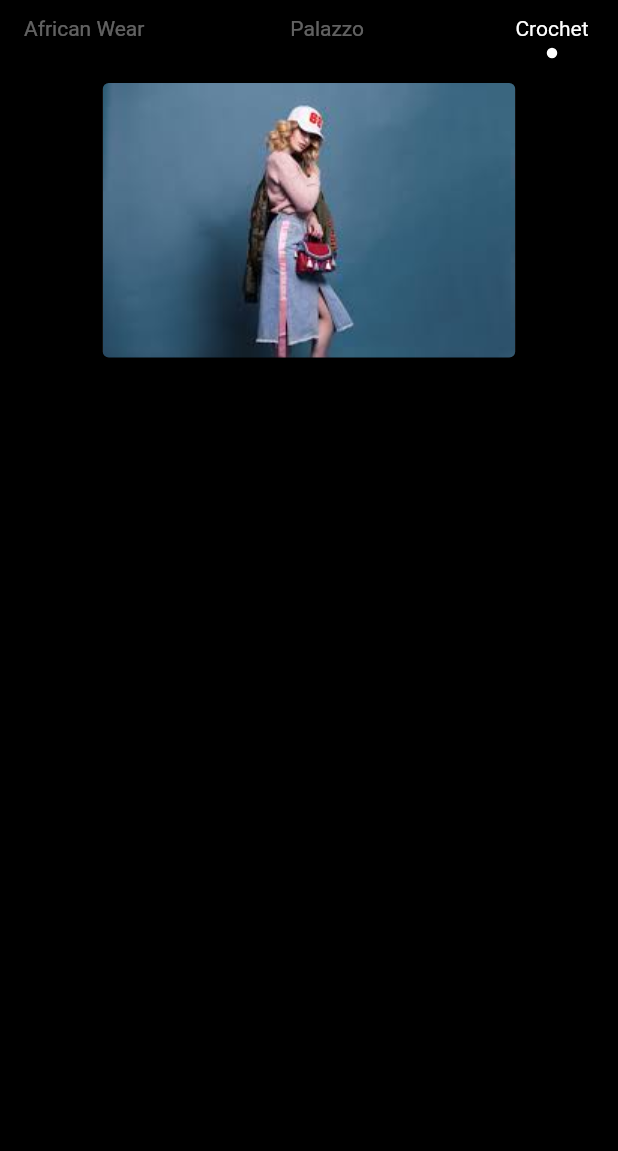
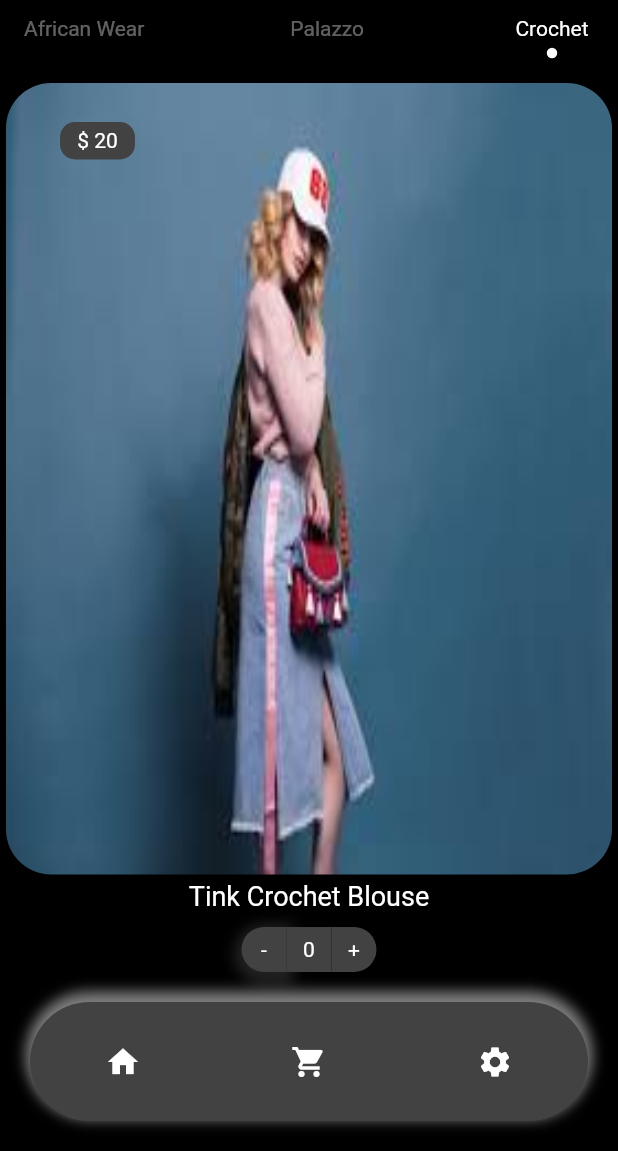
Before and after one commit to enaannan/fashion_shop, a Flutter app: the screen it shows after launch, after a tap on "Login", on a phone screen of 412 x 824 dp, the part 85-1236 px from its top. Run offline on Flutter 3.47's test engine with Material 2 defaults, Android fonts, the phone set to English and light mode, and no system bars.

Commit message:
added the products screen

```diff
--- /dev/null
+++ b/lib/components/BottomMenuButton.dart
@@ -0,0 +1,79 @@
+import 'package:flutter/material.dart';
+
+class BottomMenuButton extends StatefulWidget {
+  @override
+  _BottomMenuButtonState createState() => _BottomMenuButtonState();
+}
+
+class _BottomMenuButtonState extends State<BottomMenuButton> {
+  int counter = 0;
+  @override
+  Widget build(BuildContext context) {
+    return Padding(
+      padding: const EdgeInsets.all(20.0),
+      child: Container(
+        decoration: BoxDecoration(
+          borderRadius: BorderRadiusDirectional.only(
+              topStart: Radius.circular(50.0),
+              bottomStart: Radius.circular(50.0),
+              topEnd: Radius.circular(50.0),
+              bottomEnd: Radius.circular(50.0)),
+          boxShadow: [
+            BoxShadow(
+                color: Colors.white.withOpacity(0.5),
+                blurRadius: 7,
+                spreadRadius: 3.0,
+                offset: Offset(0, -4))
+          ],
+        ),
+        child: Row(
+//          mainAxisAlignment: MainAxisAlignment.center,
+          crossAxisAlignment: CrossAxisAlignment.stretch,
+          children: <Widget>[
+            Expanded(
+              child: InkWell(
+                onTap: () {},
+                child: Container(
+                  child: Icon(Icons.home),
+                  decoration: BoxDecoration(
+                    borderRadius: BorderRadiusDirectional.only(
+                        topStart: Radius.circular(50.0),
+                        bottomStart: Radius.circular(50.0)),
+                    color: Color(0xFF424242),
+                  ),
+                ),
+              ),
+            ),
+            Expanded(
+              child: Container(
+                child: Icon(Icons.shopping_cart),
+                decoration: BoxDecoration(
+                  color: Color(0xFF424242),
+                ),
+              ),
+            ),
+            Expanded(
+              child: InkWell(
+                  onTap: () {
+                    setState(() {
+                      counter++;
+                    });
+                  },
+                  child: Container(
+                    child: Icon(Icons.settings),
+                    decoration: BoxDecoration(
+                      borderRadius: BorderRadiusDirectional.only(
+                          bottomEnd: Radius.circular(50.0),
+                          topEnd: Radius.circular(50.0)),
+                      color: Color(0xFF424242),
+                    ),
+                  )),
+            )
+          ],
+        ),
+      ),
+    );
+
+//    );
+  }
+}
--- /dev/null
+++ b/lib/components/PriceCard.dart
@@ -0,0 +1,20 @@
+import 'package:flutter/material.dart';
+
+class PriceCard extends StatelessWidget {
+  final String price;
+  PriceCard({@required this.price});
+
+  @override
+  Widget build(BuildContext context) {
+    return Container(
+//                      alignment: Alignment(10, 10),
+      width: 50.0,
+      height: 25.0,
+      child: Center(child: Text(price)),
+
+      decoration: BoxDecoration(
+          color: Color(0xFF424242),
+          borderRadius: BorderRadius.all(Radius.circular(10.0))),
+    );
+  }
+}
--- /dev/null
+++ b/lib/components/QuantityCounterButton.dart
@@ -0,0 +1,70 @@
+import 'package:flutter/material.dart';
+
+class QuantityCounterButton extends StatefulWidget {
+  @override
+  _QuantityCounterButtonState createState() => _QuantityCounterButtonState();
+}
+
+class _QuantityCounterButtonState extends State<QuantityCounterButton> {
+  int counter = 0;
+  @override
+  Widget build(BuildContext context) {
+    return Padding(
+      padding: const EdgeInsets.only(top: 10.0),
+      child: Row(
+        mainAxisAlignment: MainAxisAlignment.center,
+        children: <Widget>[
+          InkWell(
+            onTap: () {
+              setState(() {
+                counter--;
+              });
+            },
+            child: Container(
+              height: 30.0,
+              width: 30.0,
+              child: Center(child: Text(' - ')),
+              decoration: BoxDecoration(
+                borderRadius: BorderRadiusDirectional.only(
+                    topStart: Radius.circular(20.0),
+                    bottomStart: Radius.circular(20.0)),
+                color: Color(0xFF424242),
+                boxShadow: [
+                  BoxShadow(
+                      color: Color(0xFF424242).withOpacity(0.5),
+                      blurRadius: 7,
+                      spreadRadius: 5.0,
+                      offset: Offset(0, 3))
+                ],
+              ),
+            ),
+          ),
+          Container(
+            height: 30.0,
+            width: 30.0,
+            child: Center(child: Text(counter.toString())),
+            decoration: BoxDecoration(color: Color(0xFF424242)),
+          ),
+          InkWell(
+              onTap: () {
+                setState(() {
+                  counter++;
+                });
+              },
+              child: Container(
+                height: 30.0,
+                width: 30.0,
+                child: Center(child: Text(' + ')),
+                decoration: BoxDecoration(
+                    borderRadius: BorderRadiusDirectional.only(
+                        bottomEnd: Radius.circular(20.0),
+                        topEnd: Radius.circular(20.0)),
+                    color: Color(0xFF424242)),
+              ))
+        ],
+      ),
+    );
+
+//    );
+  }
+}
--- a/lib/screens/login_screen.dart
+++ b/lib/screens/login_screen.dart
@@ -8,14 +8,19 @@ class LoginScreen extends StatelessWidget {
         crossAxisAlignment: CrossAxisAlignment.stretch,
         children: <Widget>[
           Expanded(
+            flex: 1,
             child: Padding(
-              padding:
-                  const EdgeInsets.symmetric(vertical: 61.0, horizontal: 25.0),
+              padding: const EdgeInsets.only(
+                  top: 61.0, bottom: 61.0, left: 25.0, right: 25.0),
               child: Image(
                 image: AssetImage('images/Kizita Logo.png'),
               ),
             ),
           ),
+          Expanded(
+              flex: 1,
+              child: Column(
+                children: <Widget>[
                   InputTextField(
                     textHint: 'email',
                     textObscure: false,
@@ -26,16 +31,18 @@ class LoginScreen extends StatelessWidget {
                     textObscure: true,
                   ),
                   Padding(
-              padding:
-                  const EdgeInsets.symmetric(vertical: 50.0, horizontal: 90.0),
+                      padding: const EdgeInsets.symmetric(
+                          vertical: 50.0, horizontal: 90.0),
                       child: Container(
                         height: 55,
                         child: OutlineButton(
-                  child: Text('Login', style: TextStyle(fontSize: 20.0)),
+                          child:
+                              Text('Login', style: TextStyle(fontSize: 20.0)),
                           onPressed: () {
                             Navigator.pushNamed(context, 'productsSreen');
                           },
-                  borderSide: BorderSide(color: Colors.white, width: 2.0),
+                          borderSide:
+                              BorderSide(color: Colors.white, width: 2.0),
                           shape: RoundedRectangleBorder(
                               borderRadius: BorderRadius.circular(5.0)),
                         ),
@@ -52,6 +59,8 @@ class LoginScreen extends StatelessWidget {
 //              ),
 //            ),
                       )
+                ],
+              ))
         ],
       ),
     );
--- a/lib/screens/products_screen.dart
+++ b/lib/screens/products_screen.dart
@@ -1,6 +1,9 @@
 import 'package:flutter/material.dart';
 import 'package:fashion_shop/constants/constants.dart';
 import 'package:fashion_shop/components/ButtonCategory.dart';
+import 'package:fashion_shop/components/PriceCard.dart';
+import 'package:fashion_shop/components/QuantityCounterButton.dart';
+import 'package:fashion_shop/components/BottomMenuButton.dart';
 
 class ProductsScreen extends StatelessWidget {
   @override
@@ -8,6 +11,7 @@ class ProductsScreen extends StatelessWidget {
     return Scaffold(
       body: SafeArea(
         child: Column(
+          crossAxisAlignment: CrossAxisAlignment.stretch,
           children: <Widget>[
             Padding(
               padding: EdgeInsets.only(top: 20.0),
@@ -51,14 +55,47 @@ class ProductsScreen extends StatelessWidget {
                 ),
               ],
             ),
-            Card(
-              semanticContainer: true,
-              clipBehavior: Clip.antiAliasWithSaveLayer,
-              child: Image(
-                image: AssetImage('images/bag.jpeg'),
-                fit: BoxFit.fill,
+            Expanded(
+              flex: 5,
+              child: Column(
+                children: <Widget>[
+                  Expanded(
+                    child: Stack(
+                      children: <Widget>[
+                        Container(
+                          width: double.infinity,
+                          height: double.infinity,
+                          child: Card(
+                            semanticContainer: true,
+                            clipBehavior: Clip.antiAliasWithSaveLayer,
+                            child: Image(
+                              image: AssetImage('images/bag.jpeg'),
+                              fit: BoxFit.fill,
+                            ),
+                            shape: RoundedRectangleBorder(
+                                borderRadius:
+                                    BorderRadius.all(Radius.circular(30.0))),
+                          ),
+                        ),
+                        Positioned(
+                          left: 40.0,
+                          top: 30.0,
+                          child: PriceCard(
+                            price: '\$ 20',
+                          ),
+                        ),
+                      ],
+                    ),
+                  ),
+                  Text(
+                    'Tink Crochet Blouse',
+                    style: TextStyle(fontSize: 18.0),
+                  ),
+                  QuantityCounterButton()
+                ],
               ),
-            )
+            ),
+            Expanded(flex: 1, child: BottomMenuButton())
           ],
         ),
       ),
```
Lines whose indentation alone changed are shown as unchanged.
